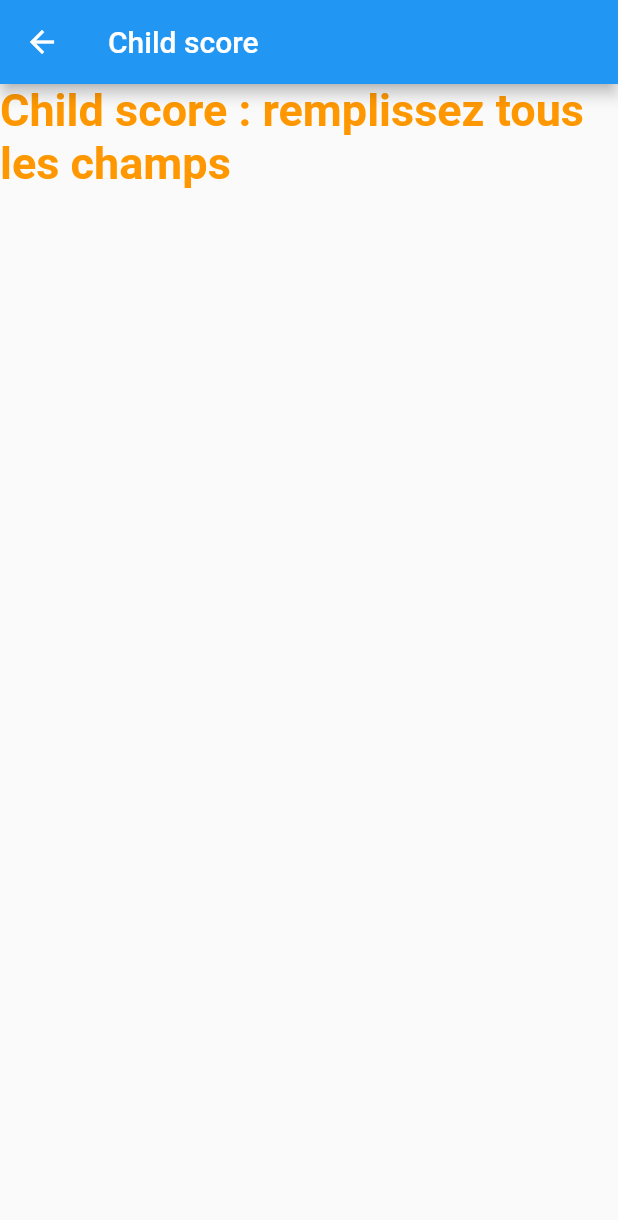
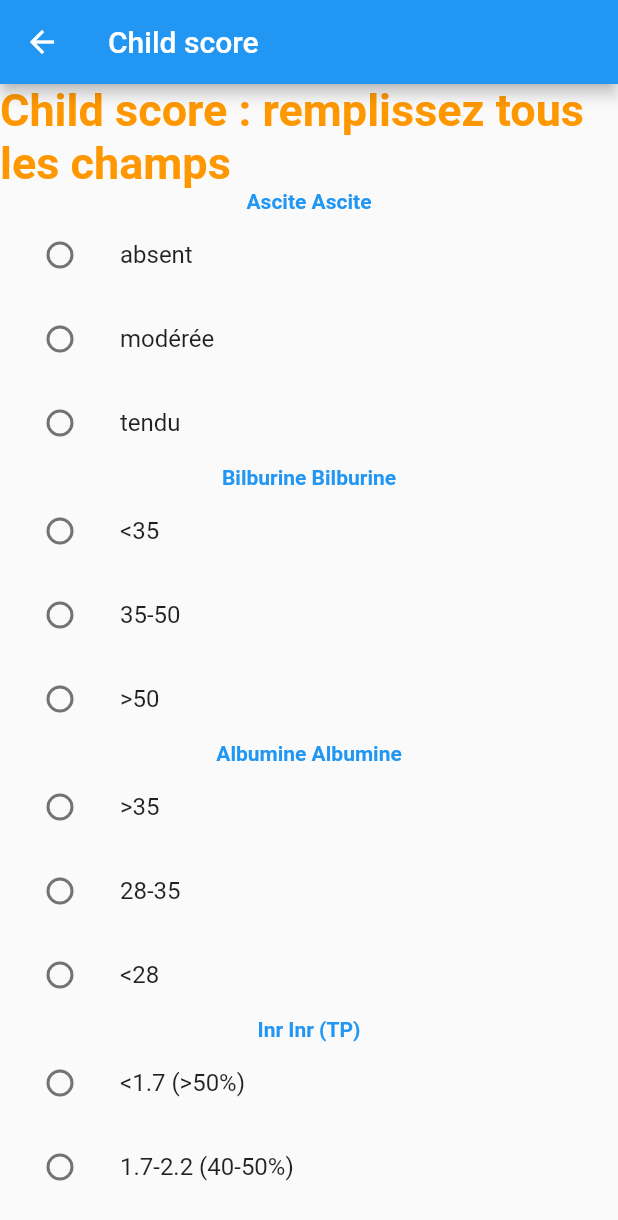
Before and after one commit to IPreferWater/gaby, a Flutter app: the ChildScore screen opened directly, on a phone screen of 412 x 824 dp. Shown: the top 1220 px of the screen. Run offline on Flutter 3.47's test engine with Material 2 defaults, Android fonts, the phone set to English and light mode, and no system bars.

Commit message:
feat(dev): adapt childScore to new format for RowTabs

```diff
--- a/lib/child_score.dart
+++ b/lib/child_score.dart
@@ -1,5 +1,10 @@
+import 'dart:convert';
+
 import 'package:flutter/material.dart';
+import 'package:gaby/international/t.dart';
 import 'package:gaby/row_tab.dart';
+import 'package:gaby/const/const.dart';
+import 'package:gaby/widgets/score.dart';
 
 class TodoName {
   String title;
@@ -40,10 +45,21 @@ class _ChildScoreState extends State<ChildScore> {
 
   @override
   Widget build(BuildContext context) {
-    List<TodoName> todoNames = [
-      TodoName(
-        title: "Ascite",
-        rowTabOpts: [
+    return Scaffold(
+      appBar: AppBar(title: const Text("Child score")),
+      body: Column(
+        children: [
+          Score(
+              title: "Child score",
+              score: calculateScore(),
+              allValueSet: isAllValuesSet()),
+          Expanded(
+              child: ListView(
+            children: [
+              RowTab(
+                  title: ASCITE.map[Languages.fr]!,
+                  vvv: ASCITE,
+                  options: [
                     RowTabOpts(title: "absent", value: 1),
                     RowTabOpts(title: "modérée", value: 2),
                     RowTabOpts(title: "tendu", value: 3),
@@ -52,11 +68,11 @@ class _ChildScoreState extends State<ChildScore> {
                     setState(() {
                       _ascite = value;
                     });
-        },
-      ),
-      TodoName(
-        title: "Bilirubine (µmol/l)",
-        rowTabOpts: [
+                  }),
+              RowTab(
+                  title: BILBURINE.map[Languages.fr]!,
+                  vvv: BILBURINE,
+                  options: [
                     RowTabOpts(title: "<35", value: 1),
                     RowTabOpts(title: "35-50", value: 2),
                     RowTabOpts(title: ">50", value: 3)
@@ -65,11 +81,11 @@ class _ChildScoreState extends State<ChildScore> {
                     setState(() {
                       _bilirubine = value;
                     });
-        },
-      ),
-      TodoName(
-        title: "Albumine (g/l)",
-        rowTabOpts: [
+                  }),
+              RowTab(
+                  title: ALBUMINE.map[Languages.fr]!,
+                  vvv: ALBUMINE,
+                  options: [
                     RowTabOpts(title: ">35", value: 1),
                     RowTabOpts(title: "28-35", value: 2),
                     RowTabOpts(title: "<28", value: 3)
@@ -78,11 +94,11 @@ class _ChildScoreState extends State<ChildScore> {
                     setState(() {
                       _albumine = value;
                     });
-        },
-      ),
-      TodoName(
-        title: "INR (TP)",
-        rowTabOpts: [
+                  }),
+              RowTab(
+                  title: '${INR.map[Languages.fr]!} (TP)',
+                  vvv: INR,
+                  options: [
                     RowTabOpts(title: "<1.7 (>50%)", value: 1),
                     RowTabOpts(title: "1.7-2.2 (40-50%)", value: 2),
                     RowTabOpts(title: ">2.2 (<40%)", value: 3)
@@ -91,11 +107,11 @@ class _ChildScoreState extends State<ChildScore> {
                     setState(() {
                       _inr_tp = value;
                     });
-        },
-      ),
-      TodoName(
-        title: "Encéphalopathie",
-        rowTabOpts: [
+                  }),
+              RowTab(
+                  title: '${ENCEPHALOPATHIE.map[Languages.fr]!} (TP)',
+                  vvv: ENCEPHALOPATHIE,
+                  options: [
                     RowTabOpts(title: "Absente", value: 1),
                     RowTabOpts(title: "Légère à modérée (stade 1-2)", value: 2),
                     RowTabOpts(title: "Sévère (stade 3-4)", value: 3)
@@ -104,37 +120,9 @@ class _ChildScoreState extends State<ChildScore> {
                     setState(() {
                       _encephalopathie = value;
                     });
-        },
-      )
-    ];
-
-    return Scaffold(
-      appBar: AppBar(title: const Text("Child score")),
-      body: Column(
-        children: [
-          // if are values are set, show the score
-          isAllValuesSet() == true
-              ? Text('Child score : ${calculateScore()}',
-                  style: TextStyle(
-                      fontWeight: FontWeight.bold,
-                      color: Colors.blue,
-                      fontSize: 50))
-              //if some values are missing, display warning message
-              : Text('Child score : remplissez tous les champs',
-                  style: TextStyle(
-                      fontWeight: FontWeight.bold,
-                      color: Colors.orange,
-                      fontSize: 30)),
-          /*Expanded(
-            child: ListView.builder(
-                itemCount: todoNames.length,
-                itemBuilder: (BuildContext context, int index) {
-                  return RowTab(
-                      title: todoNames[index].title,
-                      options: todoNames[index].rowTabOpts,
-                      onValueChanged: todoNames[index].onValueChanged);
                   }),
-          )*/
+            ],
+          ))
         ],
       ),
     );
--- a/lib/international/t.dart
+++ b/lib/international/t.dart
@@ -5,6 +5,12 @@ class vv {
   Map<Languages, String> map;
   vv({required this.id, required this.map});
 }
+
+final ASCITE = vv(id: "ascite", map: {Languages.en: "Ascite", Languages.fr: "Ascite"});
+final BILBURINE = vv(id: "bilburine", map: {Languages.en: "Bilburine", Languages.fr: "Bilburine"});
+final ALBUMINE = vv(id: "albumine", map: {Languages.en: "Albumine", Languages.fr: "Albumine"});
+final INR = vv(id: "inr", map: {Languages.en: "Inr", Languages.fr: "Inr"});
+final ENCEPHALOPATHIE = vv(id: "encephalopathie", map: {Languages.en: "Encephalopathie", Languages.fr: "Encéphalopathie"});
 
 final urea = vv(id: "urea", map: {Languages.en: "urea", Languages.fr: "urée"});
 final haemoglobin = vv(id: "haemoglobin", map: {Languages.en: "haemoglobin", Languages.fr: "hemoglobine"});
```
Lines whose indentation alone changed are shown as unchanged.
